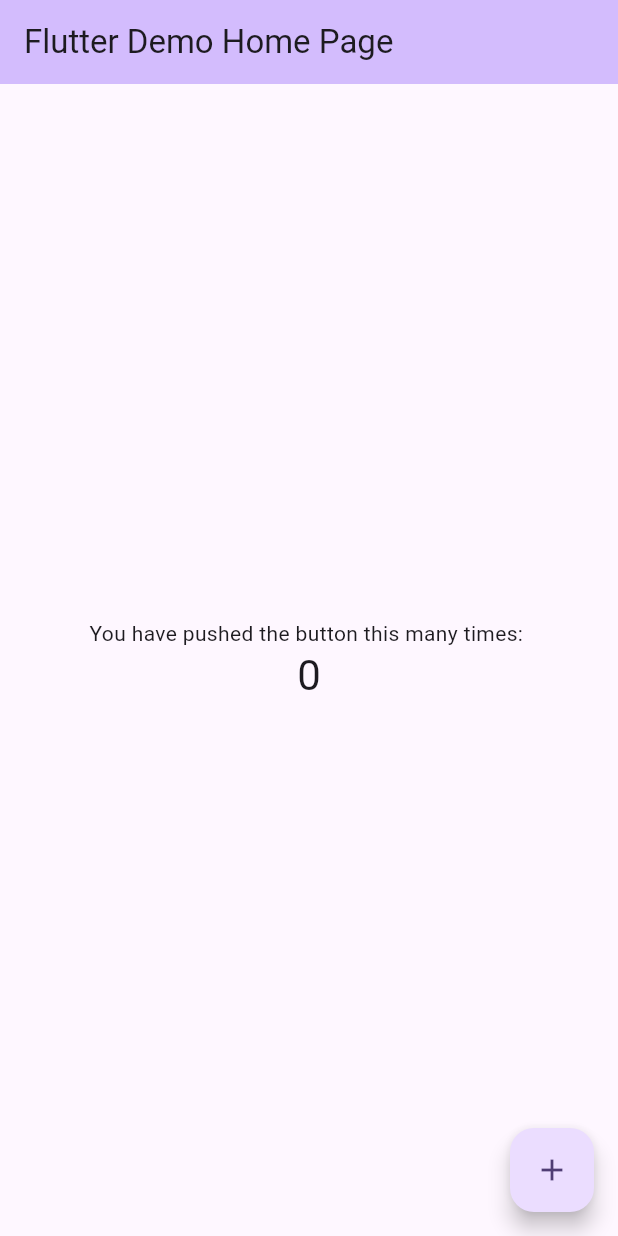
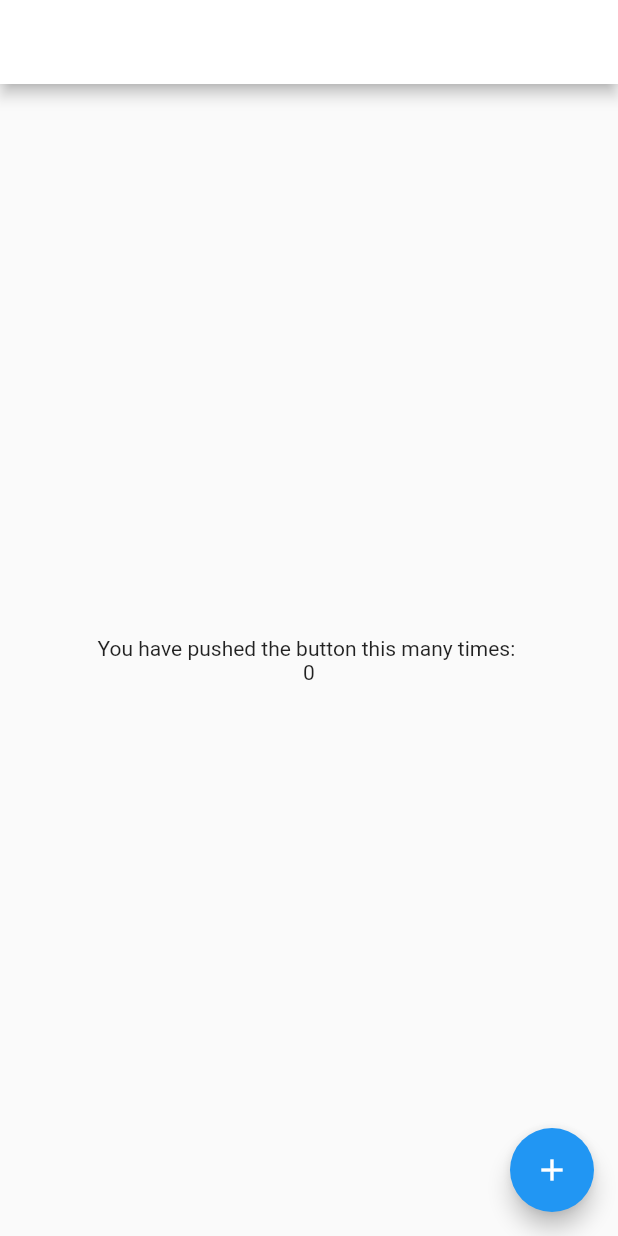
Before and after one commit to jyothishreddy18/CICD_DEMO, a Flutter app: the screen it shows after launch, on a phone screen of 412 x 824 dp. Run offline on Flutter 3.47's test engine with Material 2 defaults, Android fonts, the phone set to English and light mode, and no system bars.

Commit message:
initial CICD demo 17

```diff
--- a/lib/main.dart
+++ b/lib/main.dart
@@ -15,25 +15,6 @@ class MyApp extends StatelessWidget {
   Widget build(BuildContext context) {
     return MaterialApp(
       title: 'Flutter Demo',
-      theme: ThemeData(
-        // This is the theme of your application.
-        //
-        // TRY THIS: Try running your application with "flutter run". You'll see
-        // the application has a blue toolbar. Then, without quitting the app,
-        // try changing the seedColor in the colorScheme below to Colors.green
-        // and then invoke "hot reload" (save your changes or press the "hot
-        // reload" button in a Flutter-supported IDE, or press "r" if you used
-        // the command line to start the app).
-        //
-        // Notice that the counter didn't reset back to zero; the application
-        // state is not lost during the reload. To reset the state, use hot
-        // restart instead.
-        //
-        // This works for code too, not just values: Most code changes can be
-        // tested with just a hot reload.
-        colorScheme: ColorScheme.fromSeed(seedColor: Colors.deepPurple),
-        useMaterial3: true,
-      ),
       home: const MyHomePage(title: 'Flutter Demo Home Page'),
     );
   }
@@ -113,7 +94,6 @@ class _MyHomePageState extends State<MyHomePage> {
             ),
             Text(
               '$_counter',
-              style: Theme.of(context).textTheme.headlineMedium,
             ),
           ],
         ),
```
